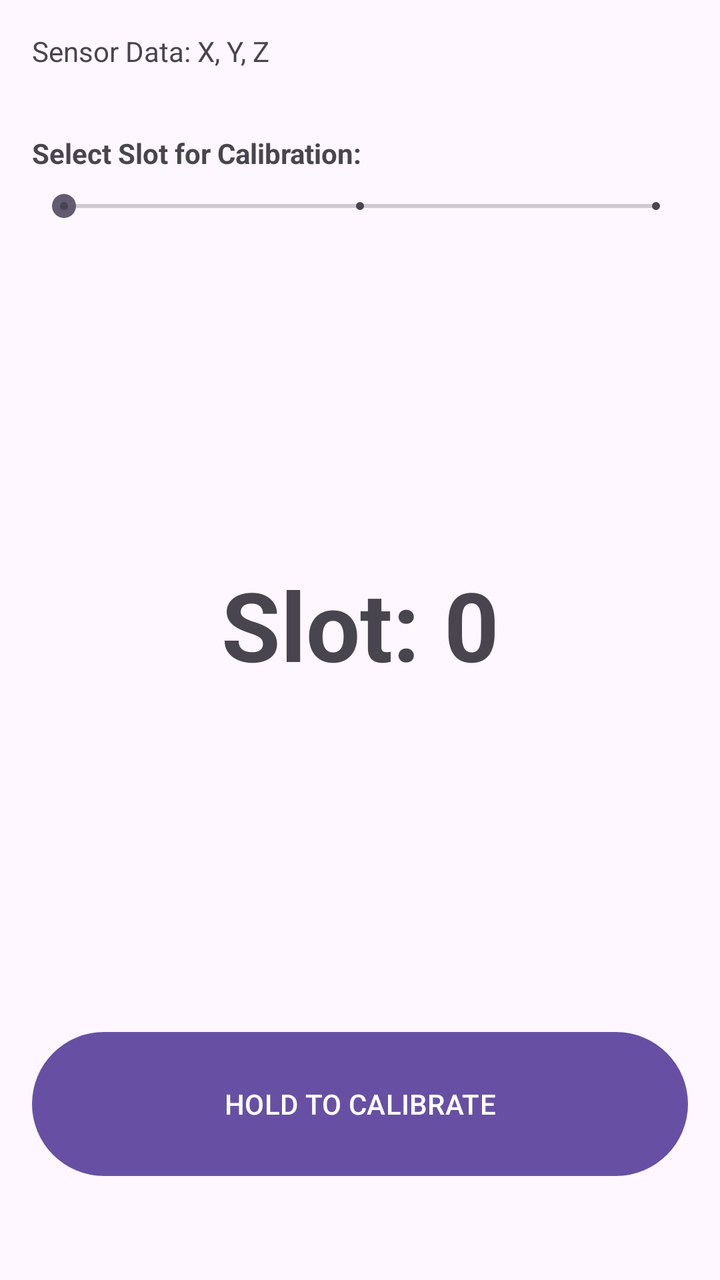
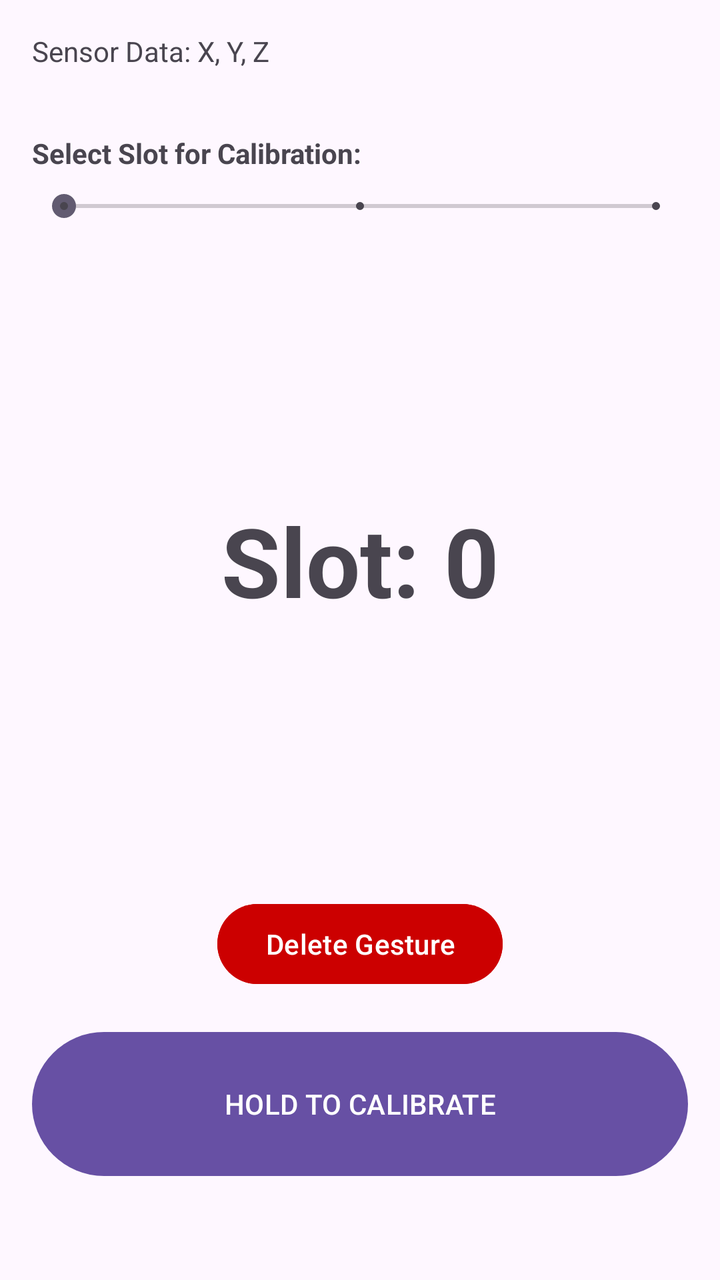

Compare the two renders of this Android layout. The source of the first and the diff that turns it into the second are given below.
<!-- AndroidManifest.xml: application theme Theme.MagicHand -->
<!-- res/layout/activity_main.xml -->
<?xml version="1.0" encoding="utf-8"?>
<androidx.constraintlayout.widget.ConstraintLayout xmlns:android="http://schemas.android.com/apk/res/android"
    xmlns:app="http://schemas.android.com/apk/res-auto"
    xmlns:tools="http://schemas.android.com/tools"
    android:id="@+id/root_layout"
    android:layout_width="match_parent"
    android:layout_height="match_parent"
    android:padding="16dp"
    tools:context=".MainActivity">

    <TextView
        android:id="@+id/SensorData"
        android:layout_width="wrap_content"
        android:layout_height="wrap_content"
        android:text="Sensor Data: X, Y, Z"
        android:textSize="14sp"
        app:layout_constraintStart_toStartOf="parent"
        app:layout_constraintTop_toTopOf="parent" />

    <TextView
        android:id="@+id/textView"
        android:layout_width="wrap_content"
        android:layout_height="wrap_content"
        android:layout_marginTop="32dp"
        android:text="Select Slot for Calibration:"
        android:textStyle="bold"
        app:layout_constraintStart_toStartOf="parent"
        app:layout_constraintTop_toBottomOf="@+id/SensorData" />

    <SeekBar
        android:id="@+id/g_slider"
        style="@style/Widget.AppCompat.SeekBar.Discrete"
        android:layout_width="0dp"
        android:layout_height="wrap_content"
        android:layout_marginTop="8dp"
        android:max="2"
        android:progress="0"
        app:layout_constraintEnd_toEndOf="parent"
        app:layout_constraintStart_toStartOf="parent"
        app:layout_constraintTop_toBottomOf="@+id/textView" />

    <TextView
        android:id="@+id/g_display"
        android:layout_width="wrap_content"
        android:layout_height="wrap_content"
        android:text="Slot: 0"
        android:textSize="48sp"
        android:textStyle="bold"
        app:layout_constraintBottom_toTopOf="@+id/g_calibrate"
        app:layout_constraintEnd_toEndOf="parent"
        app:layout_constraintStart_toStartOf="parent"
        app:layout_constraintTop_toBottomOf="@+id/g_slider" />

    <Button
        android:id="@+id/g_calibrate"
        android:layout_width="match_parent"
        android:layout_height="80dp"
        android:layout_marginBottom="32dp"
        android:text="HOLD TO CALIBRATE"
        app:layout_constraintBottom_toBottomOf="parent"
        app:layout_constraintEnd_toEndOf="parent"
        app:layout_constraintStart_toStartOf="parent" />

</androidx.constraintlayout.widget.ConstraintLayout>
<!-- resources referenced by this layout -->
<resources>
  <style name="Theme.MagicHand" parent="Base.Theme.MagicHand" />
  <style name="Base.Theme.MagicHand" parent="Theme.Material3.DayNight.NoActionBar">
          
          
      </style>
</resources>

<!-- the commit's change to res/layout/activity_main.xml (unified diff, before → after) -->
@@ -46,10 +46,22 @@
         android:text="Slot: 0"
         android:textSize="48sp"
         android:textStyle="bold"
-        app:layout_constraintBottom_toTopOf="@+id/g_calibrate"
+        app:layout_constraintBottom_toTopOf="@+id/g_delete"
         app:layout_constraintEnd_toEndOf="parent"
         app:layout_constraintStart_toStartOf="parent"
         app:layout_constraintTop_toBottomOf="@+id/g_slider" />
+
+    <Button
+        android:id="@+id/g_delete"
+        android:layout_width="wrap_content"
+        android:layout_height="wrap_content"
+        android:layout_marginBottom="16dp"
+        android:backgroundTint="@android:color/holo_red_dark"
+        android:text="Delete Gesture"
+        android:textColor="@android:color/white"
+        app:layout_constraintBottom_toTopOf="@+id/g_calibrate"
+        app:layout_constraintEnd_toEndOf="parent"
+        app:layout_constraintStart_toStartOf="parent" />
 
     <Button
         android:id="@+id/g_calibrate"
